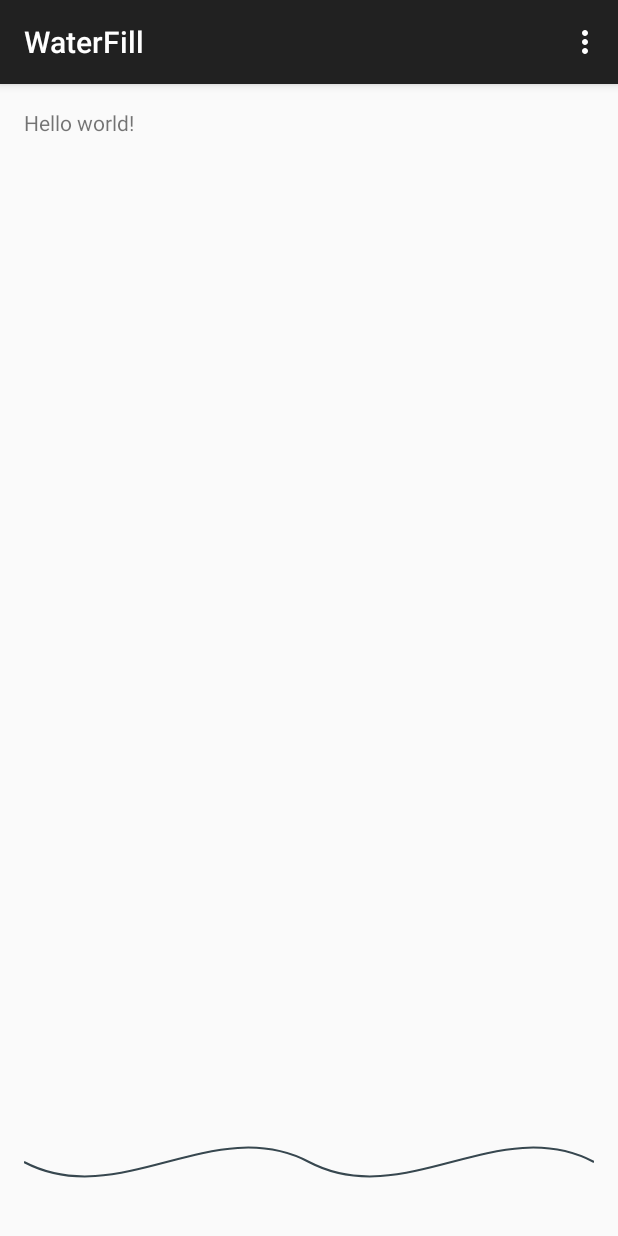
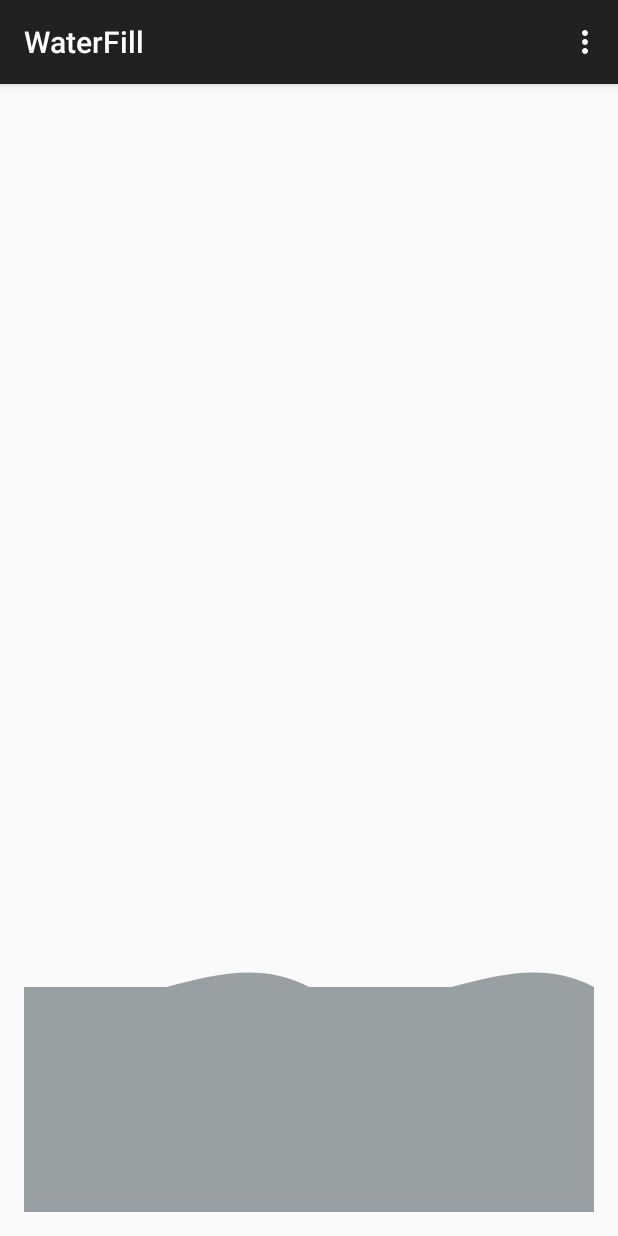
Before and after one commit to naveen246/water_fill, an Android app: the screen it shows after launch (MainActivity), on a phone screen of 412 x 824 dp. Run offline under Robolectric (Android 15) with nearby library versions, the phone set to English and light mode, and no system bars.

Commit message:
water fill done

```diff
--- a/app/src/main/java/com/example/naveen/customviews/WaterFill.java
+++ b/app/src/main/java/com/example/naveen/customviews/WaterFill.java
@@ -20,8 +20,9 @@ public class WaterFill extends View {
     Paint mSurfaceLinePaint = new Paint();
     Paint mWaterPaint = new Paint();
     Path mPath;
-    int y0 = 100, y1 = 50, y2 = 150;
+    int y0, y1, y2;
     int xOffset, yOffset;
+    int height, width;
     int bezierPointsCount = 6;
     int currentRun = 0;
 
@@ -52,8 +53,7 @@ public class WaterFill extends View {
     private void setupPaints() {
         mSurfaceLinePaint.setColor(waterColor);
         mSurfaceLinePaint.setAntiAlias(true);
-        mSurfaceLinePaint.setStyle(Paint.Style.STROKE);
-        mSurfaceLinePaint.setStrokeWidth(2);
+        mSurfaceLinePaint.setStyle(Paint.Style.FILL);
 
         mWaterPaint.setColor(waterColor);
         mWaterPaint.setAntiAlias(true);
@@ -61,8 +61,11 @@ public class WaterFill extends View {
     }
 
     private void setupBounds() {
-        xOffset = getWidth() / bezierPointsCount;
-        yOffset = getHeight() / 6;
+        width = getWidth();
+        height = getHeight();
+        xOffset = width / bezierPointsCount;
+        yOffset = height / 6;
+        y0 = height - 50;
     }
 
     @Override
@@ -82,17 +85,20 @@ public class WaterFill extends View {
         mPath.moveTo(0, y0);
 
         if(currentRun % 2 == 0) {
-            y1 = 50; y2 = 150;
+            y1 = y0 - 50; y2 = y0 + 50;
         } else {
-            y1 = 150; y2 = 50;
+            y1 = y0 + 50; y2 = y0 - 50;
         }
 
         mPath.cubicTo(xOffset, y1, (xOffset * 2), y2, (xOffset * 3), y0);
         mPath.moveTo((xOffset * 3), y0);
         mPath.cubicTo((xOffset * 4), y1, (xOffset * 5), y2, (xOffset * 6), y0);
         canvas.drawPath(mPath, mSurfaceLinePaint);
+        canvas.drawRect(0, y0, width, height, mSurfaceLinePaint);
         currentRun++;
-
-        postInvalidateDelayed(500);
+        if(y0 - 50 > 0) {
+            y0 -= 25;
+            postInvalidateDelayed(500);
+        }
     }
 }
--- a/app/src/main/res/layout/activity_main.xml
+++ b/app/src/main/res/layout/activity_main.xml
@@ -8,13 +8,11 @@
     android:paddingTop="@dimen/activity_vertical_margin"
     android:paddingBottom="@dimen/activity_vertical_margin" tools:context=".MainActivity">
 
-    <TextView android:text="@string/hello_world" android:layout_width="wrap_content"
-        android:layout_height="wrap_content" />
-
     <com.example.naveen.customviews.WaterFill
         android:layout_width="match_parent"
-        android:layout_height="100dp"
+        android:layout_height="400dp"
         android:layout_alignParentBottom="true"
+        android:alpha="0.5"
         WaterFill:waterColor="@color/material_blue_grey_800" />
 
 </RelativeLayout>
```
